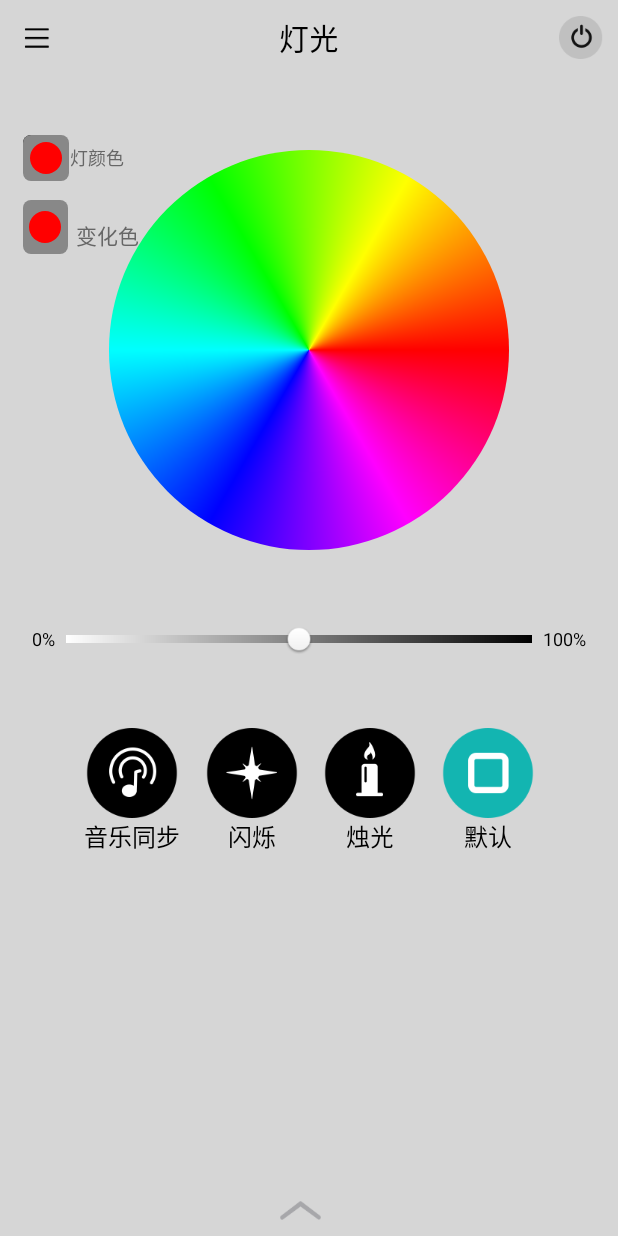
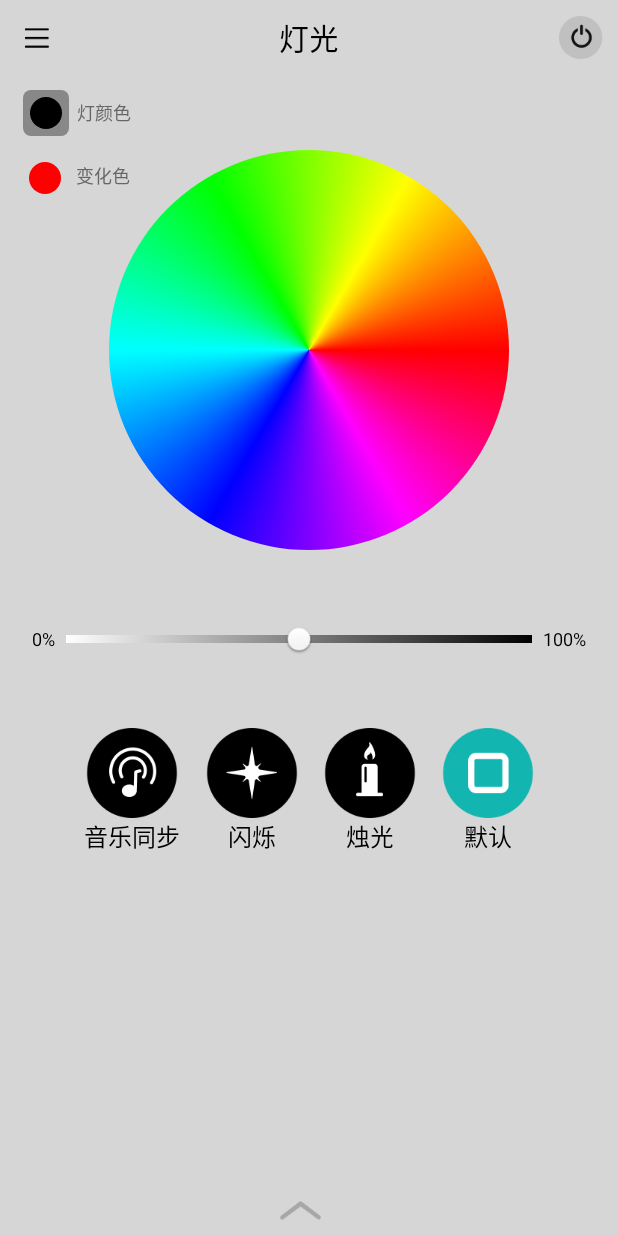
Before and after one commit to yinshijian-kkb/MagicLamp, an Android app: the screen it shows after launch (MyActivity), on a phone screen of 412 x 824 dp. Run offline under Robolectric (Android 15) with nearby library versions, the phone set to English and light mode, and no system bars; libraries missing offline, so code that uses them is left out: com.nineoldandroids.animation.

Commit message:
add checked state for compound color view

```diff
--- a/MagicLamp/src/main/java/tcl/com/magiclamp/data/LampColor.java
+++ b/MagicLamp/src/main/java/tcl/com/magiclamp/data/LampColor.java
@@ -1,4 +1,7 @@
 package tcl.com.magiclamp.data;
+
+import tcl.com.magiclamp.R;
+import tcl.com.magiclamp.utils.UIUtils;
 
 /**
  * 灯色
@@ -13,7 +16,7 @@ public class LampColor {
 
     public static final int COLOR_DISABLE = 0xff888888;
     public static final int COLOR_EMPTY = 0xff000000;
-
+    private boolean mChecked;
 
     public int getColor() {
         return mColor;
@@ -23,6 +26,13 @@ public class LampColor {
         this.mColor = mColor;
     }
 
+    public int getCompoundColorBgSize(){
+        return UIUtils.getDimens(R.dimen.lamp_color_size);
+    }
+
+    public int getCheckedCompoundColorBgSize(){
+        return UIUtils.getDimens(R.dimen.lamp_color_checked_size);
+    }
     /**
      * 通过状态获取色值
      *
@@ -42,6 +52,14 @@ public class LampColor {
         return mState;
     }
 
+    public void setChecked(boolean clickable) {
+        this.mChecked = clickable;
+    }
+
+    public boolean isChecked(){
+        return mChecked;
+    }
+
     public static final class LampColorState {
         private int mColor;
 
--- a/MagicLamp/src/main/java/tcl/com/magiclamp/fragment/MainFragment.java
+++ b/MagicLamp/src/main/java/tcl/com/magiclamp/fragment/MainFragment.java
@@ -66,7 +66,7 @@ public class MainFragment extends Fragment implements
     private ColorPickerView colorPicker2;
     private PopupWindow modPop;
     private TextView tv_header;
-    private View viewError, viewLoading, fl_cover, colorPickerCover;
+    private View viewError, viewLoading, fl_cover, colorPickerCover, compoundColorContainer;
 
     /**
      * 模式
@@ -81,13 +81,16 @@ public class MainFragment extends Fragment implements
      */
     private SeekBar brightnessBar;
 
-    private Button panel_1, panel2, panel3, panel4, panel5, panelConfirm;
+    private Button panelConfirm;
     /**
-     * 灯光变化色
+     * 灯光变化总共可选的个数
      */
-    private int compoundColorSize = 5;
-    private int[] mCompundColors = new int[]{0, 0, 0, 0, 0, 0};
+    private final int compoundColorSize = 5;
+    /**
+     * 灯光变化色中当前选中位置
+     */
     private int mCompundColorPosition = 0;
+    private int mLastCompoundPos;
     /**
      * 灯效
      */
@@ -111,13 +114,9 @@ public class MainFragment extends Fragment implements
         }
     };
     /**
-     * 是否可编辑灯色
-     */
-    private boolean mIsChangeColor;
-    /**
      * 变化色是否折叠
      */
-    private boolean mIsExpanded;
+    private boolean mIsExpanded = true;
     /**
      * 是否显示音乐面板
      */
@@ -128,13 +127,25 @@ public class MainFragment extends Fragment implements
     private boolean mPowerOff;
     private SceneManager mSceneManger;
     private CheckBox cb;
+    /**
+     * 首页底部音乐面板，可隐藏
+     */
     private View music_panel;
     private CheckBox music_arrow, music_play;
     private RelativeLayout music_content;
     private int musicContentHeight;
     private long mkeyTime;
+    /**
+     * 当前灯色
+     */
     private LampColor mLampColor;
+    /**
+     * 当前变化色
+     */
     private ArrayList<LampColor> mCompundColorWithState;
+
+    private ImageView iv_lamp_color;
+    private int colorBgOldSize, colorCheckedBgSize;
 
     @Override
     public void onAttach(Activity activity) {
@@ -172,24 +183,21 @@ public class MainFragment extends Fragment implements
         tv_header = (TextView) view.findViewById(R.id.tv_header_title);
         tv_header.setOnClickListener(this);
 
-        panel_1 = (Button) view.findViewById(R.id.panel_1);
-        panel_1.setOnClickListener(this);
+        iv_lamp_color = (ImageView) view.findViewById(R.id.iv_lamp_color);
+        iv_lamp_color.setOnClickListener(this);
 
         colorPicker2 = (ColorPickerView) view.findViewById(R.id.color_picker);
         colorPickerCover = view.findViewById(R.id.picker_cover);
         colorPicker2.setOnColorChangedListener(this);
         colorPickerCover.setOnClickListener(this);
 
-
-        panel2 = (Button) view.findViewById(R.id.panel_2);
-        panel3 = (Button) view.findViewById(R.id.panel_3);
-        panel4 = (Button) view.findViewById(R.id.panel_4);
-        panel5 = (Button) view.findViewById(R.id.panel_5);
+        compoundColorContainer = view.findViewById(R.id.rl_panel);
+        view.findViewById(R.id.panel_2).setOnClickListener(this);
+        view.findViewById(R.id.panel_3).setOnClickListener(this);
+        view.findViewById(R.id.panel_4).setOnClickListener(this);
+        view.findViewById(R.id.panel_5).setOnClickListener(this);
+        view.findViewById(R.id.panel_6).setOnClickListener(this);
         panelConfirm = (Button) view.findViewById(R.id.btn_confirm);
-        panel2.setOnClickListener(this);
-        panel3.setOnClickListener(this);
-        panel4.setOnClickListener(this);
-        panel5.setOnClickListener(this);
         panelConfirm.setOnClickListener(this);
 
         brightnessBar = (SeekBar) view.findViewById(R.id.progress_seek_bar);
@@ -219,18 +227,18 @@ public class MainFragment extends Fragment implements
         musicContentHeight = UIUtils.getDimens(R.dimen.music_content_height);
         mkeyTime = System.currentTimeMillis();
 
+
         //init lamp color data
         mLampColor = new LampColor();
+        //measure compound color bg size
+        colorBgOldSize = mLampColor.getCompoundColorBgSize();
+        colorCheckedBgSize = mLampColor.getCheckedCompoundColorBgSize();
         mCompundColorWithState = new ArrayList<LampColor>();
-        mCompundColorWithState.add(new LampColor());
-        mCompundColorWithState.add(new LampColor());
-        mCompundColorWithState.add(new LampColor());
-        mCompundColorWithState.add(new LampColor());
-        mCompundColorWithState.add(new LampColor());
+        for (int i = 0; i < compoundColorSize; i++) {
+            mCompundColorWithState.add(new LampColor());
+        }
 
-        expandCompoundColor(false);
         lampBeanInvalidate();
-
     }
 
     /**
@@ -244,7 +252,8 @@ public class MainFragment extends Fragment implements
         mMode = ConfigData.curLampMode;
         mLampData = ConfigData.curLamp;
 
-
+        //默认情况下选中灯的颜色
+        checkedLampColor(true);
         //是否显示音乐面板
         music_panel.setVisibility(mLampData.isCanAdjustedMusic() ? View.VISIBLE : View.INVISIBLE);
         if (mLampData.isCanAdjustedMusic()) {
@@ -312,7 +321,7 @@ public class MainFragment extends Fragment implements
             return;
         }
         //灯色
-        GradientDrawable panelBg = (GradientDrawable) panel_1.getBackground();
+        GradientDrawable panelBg = (GradientDrawable) iv_lamp_color.getDrawable();
         panelBg.setColor(mLampData.isCanAdjustedColor() ?
                 mLampColor.getColor()
                 : mLampColor.setState(LampColor.LampColorState.STATE_DISABLE));
@@ -344,7 +353,7 @@ public class MainFragment extends Fragment implements
     private void disableLampController() {
         //是否可编辑
         //灯色
-        GradientDrawable panelBg = (GradientDrawable) panel_1.getBackground();
+        GradientDrawable panelBg = (GradientDrawable) iv_lamp_color.getDrawable();
         panelBg.setColor(mLampColor.setState(LampColor.LampColorState.STATE_DISABLE));
         //变化色
         for (int i = 0; i < compoundColorSize; i++) {
@@ -372,12 +381,14 @@ public class MainFragment extends Fragment implements
      * @param canAdjustedComposedColor
      */
     private void setPanelState(boolean canAdjustedColor, boolean canAdjustedComposedColor) {
-        panel_1.setEnabled(canAdjustedColor ? true : false);
-        panel2.setEnabled(canAdjustedComposedColor ? true : false);
-        panel3.setEnabled(canAdjustedComposedColor ? true : false);
-        panel4.setEnabled(canAdjustedComposedColor ? true : false);
-        panel5.setEnabled(canAdjustedComposedColor ? true : false);
+        iv_lamp_color.setEnabled(canAdjustedColor ? true : false);
         panelConfirm.setEnabled(canAdjustedComposedColor ? true : false);
+
+        //update compound color state
+        for (int i = 0; i < compoundColorSize; i++) {
+            String tag = String.format("panel_%d", i + 2);
+            getView().findViewWithTag(tag).setEnabled(canAdjustedComposedColor ? true : false);
+        }
     }
 
     /**
@@ -436,10 +447,10 @@ public class MainFragment extends Fragment implements
             case R.id.tv_header_title:
                 showPop();
                 break;
-            case R.id.panel_1://编辑灯色
-                mIsChangeColor = true;
+            case R.id.iv_lamp_color://编辑灯色
+                checkedLampColor(true);
                 //灯色
-                GradientDrawable panelBg = (GradientDrawable) panel_1.getBackground();
+                GradientDrawable panelBg = (GradientDrawable) iv_lamp_color.getDrawable();
                 if (mLampData.getColor() != 0) {
                     panelBg.setColor(Color.BLACK);
                     mLampData.setColor(0);
@@ -448,24 +459,24 @@ public class MainFragment extends Fragment implements
                 }
                 break;
             case R.id.panel_2://编辑变化色
+                checkedLampColor(false);
                 if (!mIsExpanded) {
                     expandCompoundColor(true);
                 } else {
-                    mIsChangeColor = false;
                     cancelPanelColor(v, 0);
                 }
                 break;
             case R.id.panel_3:
-                mIsChangeColor = false;
                 cancelPanelColor(v, 1);
                 break;
             case R.id.panel_4:
-                mIsChangeColor = false;
                 cancelPanelColor(v, 2);
                 break;
             case R.id.panel_5:
-                mIsChangeColor = false;
                 cancelPanelColor(v, 3);
+                break;
+            case R.id.panel_6:
+                cancelPanelColor(v, 4);
                 break;
             case R.id.btn_confirm:
                 ToastUtils.showShort(mContext, "同步变化色");
@@ -484,31 +495,76 @@ public class MainFragment extends Fragment implements
     }
 
     /**
+     * 变化色和灯色互斥，通过修改背景来表示当前的选中状态
+     *
+     * @param checked
+     */
+    private void checkedLampColor(boolean checked) {
+        if (mLampColor.isChecked() == checked) return;//这是为什么把选中状态放在对象中的原因
+        iv_lamp_color.setBackgroundResource(checked ? R.drawable.changable_panel_bg : R.color.transparent);
+        if (checked && mIsExpanded) {
+            expandCompoundColor(false);
+        }
+        compoundColorContainer.setBackgroundResource(!checked ? R.drawable.changable_panel_bg : R.color.transparent);
+        mLampColor.setChecked(checked);
+    }
+
+    /**
+     * 选中变化色
+     *
+     * @param pos
+     */
+    private void checkedCompundColor(int pos) {
+        if (mLastCompoundPos == pos) return;
+        ((GradientDrawable) getView().findViewWithTag(String.format("panel_%d", pos + 2)).
+                getBackground()).setSize(colorCheckedBgSize, colorCheckedBgSize);
+        View _lastCompoundColorView = getView().findViewWithTag(String.format("panel_%d", mLastCompoundPos + 2));
+        if (_lastCompoundColorView != null)
+            ((GradientDrawable) _lastCompoundColorView.
+                    getBackground()).setSize(colorCheckedBgSize, colorCheckedBgSize);
+        mLastCompoundPos = pos;
+    }
+
+    /**
      * 展开、折叠变化色
      *
      * @param isExpanded
      */
     private void expandCompoundColor(boolean isExpanded) {
         mIsExpanded = isExpanded;
-        panel3.setVisibility(isExpanded ? View.VISIBLE : View.GONE);
-        panel4.setVisibility(isExpanded ? View.VISIBLE : View.GONE);
-        panel5.setVisibility(isExpanded ? View.VISIBLE : View.GONE);
         panelConfirm.setVisibility(isExpanded ? View.VISIBLE : View.GONE);
+
+        for (int i = 0; i < compoundColorSize; i++) {
+            String tag = String.format("panel_%d", i + 2);
+            if (i == 0){
+                GradientDrawable _gd = (GradientDrawable) getView().findViewWithTag(tag).
+                        getBackground();
+                if (mIsExpanded){//TODO:u need test
+                    _gd.setSize(colorCheckedBgSize, colorCheckedBgSize);
+                }else{
+                    _gd.setSize(colorBgOldSize, colorBgOldSize);
+                }
+                continue;
+            }
+            getView().findViewWithTag(tag).setVisibility(isExpanded ? View.VISIBLE : View.GONE);
+        }
     }
 
     /**
-     * 将色值填充到色值面板上
+     * 取消填充板上的色值
      *
      * @param v
      * @param pos
      */
     private void cancelPanelColor(View v, int pos) {
-        if (mCompundColors[pos] == 0) {
+        LampColor _curPanel = mCompundColorWithState.get(pos);
+        if (_curPanel.getColor() == LampColor.COLOR_EMPTY) {
+            //无法取消填色值，因为没有填充色值
             ToastUtils.showShort(mContext, "没有填充色值");
         } else {
             cancelColorPos.add(pos);
-            ((GradientDrawable) v.getBackground()).setColor(mLampColor.COLOR_EMPTY);
-            mCompundColors[pos] = 0;
+            ((GradientDrawable) v.getBackground()).setColor(LampColor.COLOR_EMPTY);
+            _curPanel.setColor(LampColor.COLOR_EMPTY);
         }
     }
 
@@ -569,18 +625,19 @@ public class MainFragment extends Fragment implements
     /* ColorChangeListener */
     @Override
     public void colorChanged(int color) {
-        if (!(mLampData.isCanAdjustedColor() || mLampData.isCanAdjustedComposedColor())) {//can not click ColorPicker
+        //ColorPicker cannot click
+        if (!(mLampData.isCanAdjustedColor() || mLampData.isCanAdjustedComposedColor())) {
             return;
         }
 
-        if (mIsChangeColor) {
+        if (mLampColor.isChecked()) {
             //编辑灯颜色
-            fillPanel(4,color);
+            fillPanel(4, color);
         } else {
             //编辑变化色
             if (!cancelColorPos.isEmpty()) {
                 int mPos = cancelColorPos.first();
-                fillCompoundColorPanel(mPos,color);
+                fillCompoundColorPanel(mPos, color);
                 cancelColorPos.remove(mPos);
                 return;
             } else {
@@ -589,19 +646,17 @@ public class MainFragment extends Fragment implements
                     return;
                 }
             }
-            mCompundColors[mCompundColorPosition] = color;//1
-            fillCompoundColorPanel(mCompundColorPosition, color);//2
-            mCompundColorPosition++;
+            fillCompoundColorPanel(mCompundColorPosition, color);
+            checkedCompundColor(++mCompundColorPosition);
         }
     }
 
     /**
-     * 填充填色板
+     * 填充灯色
      */
     private void fillPanel(int pos, int color) {
         mLampColor.setColor(color);
-        String tag = String.format("panel_%d", pos + 2);
-        GradientDrawable gd = (GradientDrawable) getView().findViewWithTag(tag).getBackground();
+        GradientDrawable gd = (GradientDrawable) iv_lamp_color.getDrawable();
         gd.setColor(color);
     }
 
--- a/MagicLamp/src/main/res/drawable/panel_default.xml
+++ b/MagicLamp/src/main/res/drawable/panel_default.xml
@@ -2,7 +2,7 @@
 <shape xmlns:android="http://schemas.android.com/apk/res/android"
     android:shape="oval">
     <size
-        android:width="21dp"
-        android:height="21dp" />
+        android:width="@dimen/lamp_color_size"
+        android:height="@dimen/lamp_color_size" />
     <solid android:color="@color/red" />
 </shape>
--- a/MagicLamp/src/main/res/layout/fragment_content.xml
+++ b/MagicLamp/src/main/res/layout/fragment_content.xml
@@ -21,7 +21,7 @@
         android:id="@+id/picker_cover"
         android:layout_width="200dp"
         android:layout_height="200dp"
-        android:background="@color/gray"
+        android:background="@color/transparent"
         android:visibility="gone"
         android:layout_alignLeft="@id/color_picker"
         android:layout_alignTop="@id/color_picker"/>
@@ -32,29 +32,22 @@
         android:layout_height="wrap_content"
         android:layout_below="@id/header"
         android:layout_marginLeft="15dp"
-        android:layout_marginTop="40dp"
+        android:layout_marginTop="10dp"
         android:gravity="center_vertical">
-
-        <Button
-            android:id="@+id/panel_1"
-            android:layout_width="21dp"
-            android:layout_height="21dp"
-            android:background="@drawable/changable_panel_bg"
-            android:tag="panel_6" />
 
         <ImageView
             android:id="@+id/iv_lamp_color"
             android:layout_width="wrap_content"
             android:layout_height="wrap_content"
-            android:padding="4.5dp"
+            android:padding="@dimen/color_padding"
             android:src="@drawable/panel_default"
             android:background="@drawable/changable_panel_bg"/>
 
         <TextView
             android:layout_width="wrap_content"
             android:layout_height="wrap_content"
-            android:layout_marginLeft="10dp"
-            android:layout_toRightOf="@id/panel_1"
+            android:layout_marginLeft="@dimen/color_txt_margin_left"
+            android:layout_toRightOf="@id/iv_lamp_color"
             android:text="@string/lamp_color"
             android:layout_centerVertical="true"
             android:textColor="@color/c_666666"
@@ -75,10 +68,11 @@
         android:layout_width="wrap_content"
         android:layout_height="wrap_content"
         android:layout_alignTop="@id/rl_panel"
-        android:layout_marginLeft="5dp"
-        android:layout_marginTop="12.5dp"
+        android:layout_marginLeft="@dimen/color_txt_margin_left"
+        android:layout_marginTop="@dimen/color_padding"
         android:layout_toRightOf="@id/rl_panel"
         android:text="@string/panel_name"
+        android:textSize="12sp"
         android:textColor="@color/c_666666" />
 
     <include
--- a/MagicLamp/src/main/res/layout/layout_panel.xml
+++ b/MagicLamp/src/main/res/layout/layout_panel.xml
@@ -1,16 +1,15 @@
 <?xml version="1.0" encoding="utf-8"?>
 <RelativeLayout xmlns:android="http://schemas.android.com/apk/res/android"
-    android:id="@+id/rl_panel"
     android:layout_width="30dp"
     android:layout_height="wrap_content"
+    android:paddingTop="@dimen/color_padding"
+    android:paddingBottom="@dimen/color_padding"
     android:background="@drawable/changable_panel_bg">
 
     <Button
         android:id="@+id/panel_2"
         android:layout_width="wrap_content"
         android:layout_height="wrap_content"
-        android:layout_marginTop="7.5dp"
-        android:layout_marginBottom="7.5dp"
         android:layout_centerHorizontal="true"
         android:background="@drawable/panel_default"
         android:tag="panel_2" />
@@ -20,7 +19,7 @@
         android:layout_width="wrap_content"
         android:layout_height="wrap_content"
         android:layout_below="@id/panel_2"
-        android:layout_marginTop="12.5dp"
+        android:layout_marginTop="20dp"
         android:background="@drawable/panel_default"
         android:layout_centerHorizontal="true"
         android:tag="panel_3" />
@@ -46,14 +45,22 @@
         android:tag="panel_5" />
 
     <Button
-        android:id="@+id/btn_confirm"
-        android:layout_width="21dp"
-        android:layout_height="21dp"
+        android:id="@+id/panel_6"
+        android:layout_width="wrap_content"
+        android:layout_height="wrap_content"
         android:layout_below="@id/panel_5"
         android:layout_marginTop="20dp"
-        android:layout_marginBottom="7.5dp"
+        android:background="@drawable/panel_default"
+        android:layout_centerHorizontal="true"
+        android:tag="panel_6" />
+
+    <Button
+        android:id="@+id/btn_confirm"
+        android:layout_width="@dimen/lamp_color_size"
+        android:layout_height="@dimen/lamp_color_size"
+        android:layout_below="@id/panel_6"
+        android:layout_marginTop="20dp"
         android:background="@drawable/panel_confirm_selector"
-        android:layout_centerHorizontal="true"
-        android:tag="panel_5" />
+        android:layout_centerHorizontal="true"/>
 
 </RelativeLayout>
--- a/MagicLamp/src/main/res/values/dimens.xml
+++ b/MagicLamp/src/main/res/values/dimens.xml
@@ -11,5 +11,9 @@
     <dimen name="music_content_height">90dp</dimen>
     <dimen name="music_content_height_">-90dp</dimen>
     <dimen name="music_arrow_height">12.5dp</dimen>
+    <dimen name="color_padding">4.5dp</dimen>
+    <dimen name="color_txt_margin_left">5dp</dimen>
+    <dimen name="lamp_color_size">21dp</dimen>
+    <dimen name="lamp_color_checked_size">25dp</dimen>
 
 </resources>
```
